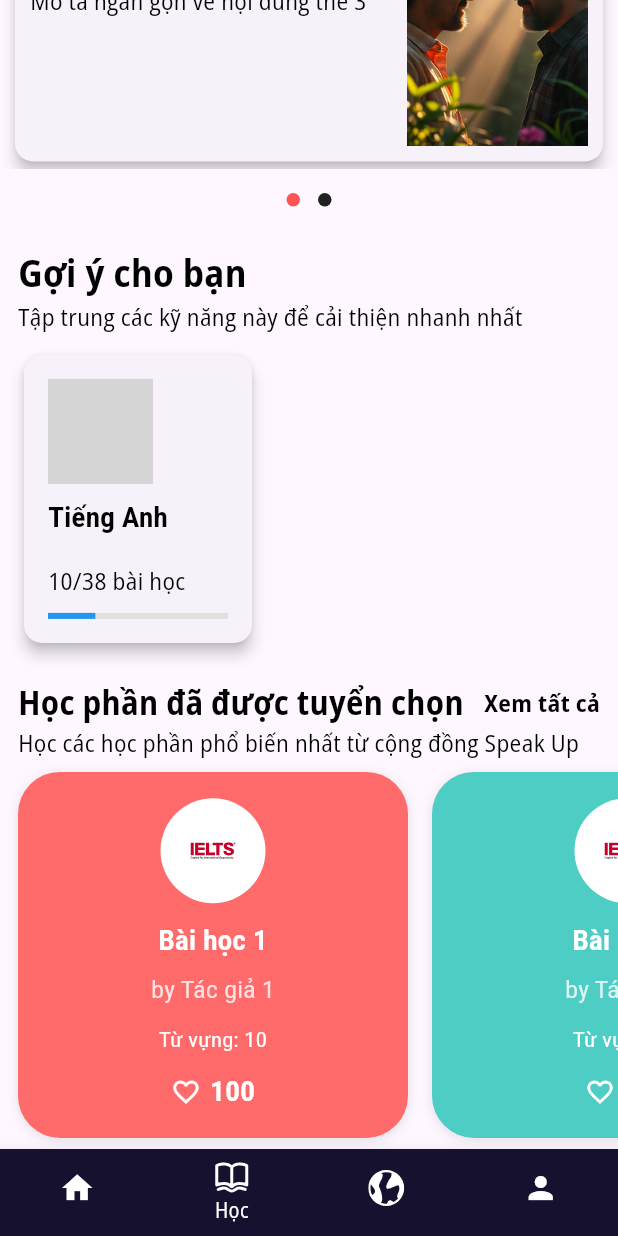
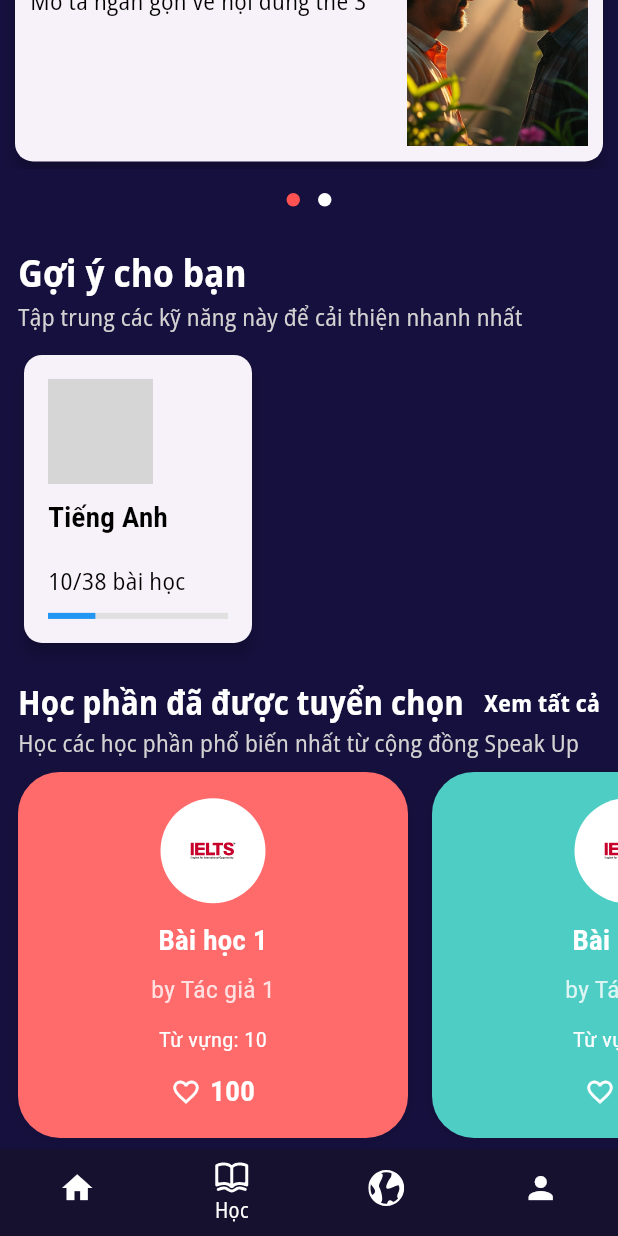
Before and after one commit to blackpum2801/speak-ai, a Flutter app: the screen it shows after launch, item 2 of the bottom bar chosen, scrolled down 301 dp, on a phone screen of 412 x 824 dp. Run offline on Flutter 3.47's test engine with Material 3 defaults, Android fonts, the phone set to English and light mode, and no system bars; drawn by our look-alikes of dots_indicator; our stand-ins replace animated_splash_screen, flutter_svg; grey boxes are pictures that could not be loaded.

Commit message:
feat(learn) - change backgroundColor

```diff
--- a/lib/features/learn/screens/page_two_screen.dart
+++ b/lib/features/learn/screens/page_two_screen.dart
@@ -96,6 +96,7 @@ class _PageTwoScreenState extends State<PageTwoScreen> {
   @override
   Widget build(BuildContext context) {
     return Scaffold(
+      backgroundColor: AppColors.background,
       body: SingleChildScrollView(
         child: Column(
           crossAxisAlignment: CrossAxisAlignment.start,
@@ -153,7 +154,7 @@ class _PageTwoScreenState extends State<PageTwoScreen> {
                 dotsCount: sampleCards.length,
                 position: _currentPage.toDouble(),
                 decorator: const DotsDecorator(
-                  color: Colors.black87, // Inactive color
+                  color: Colors.white, // Inactive color
                   activeColor: Colors.redAccent,
                 ),
               ),
@@ -168,12 +169,14 @@ class _PageTwoScreenState extends State<PageTwoScreen> {
                     text: "Gợi ý cho bạn",
                     fontFamily: 'OpenSans',
                     fontSize: 25,
+                    color: Colors.white,
                     fontWeight: FontWeight.w700,
                   ),
                   const CustomText(
                     text: "Tập trung các kỹ năng này để cải thiện nhanh nhất",
                     fontFamily: 'OpenSans',
                     fontSize: 16,
+                    color: Color.fromARGB(255, 212, 210, 210),
                     fontWeight: FontWeight.w500,
                   ),
                   const SizedBox(height: 10),
@@ -193,6 +196,7 @@ class _PageTwoScreenState extends State<PageTwoScreen> {
                         text: "Học phần đã được tuyển chọn",
                         fontFamily: 'OpenSans',
                         fontSize: 22,
+                        color: Colors.white,
                         fontWeight: FontWeight.w700,
                       ),
                       const Spacer(),
@@ -204,6 +208,7 @@ class _PageTwoScreenState extends State<PageTwoScreen> {
                           text: "Xem tất cả",
                           fontFamily: 'OpenSans',
                           fontSize: 16,
+                          color: Colors.white,
                           fontWeight: FontWeight.w700,
                         ),
                       ),
@@ -214,6 +219,7 @@ class _PageTwoScreenState extends State<PageTwoScreen> {
                         "Học các học phần phổ biến nhất từ cộng đồng Speak Up",
                     fontFamily: 'OpenSans',
                     fontSize: 16,
+                    color: Color.fromARGB(255, 212, 210, 210),
                     fontWeight: FontWeight.w500,
                   ),
                 ],
```
